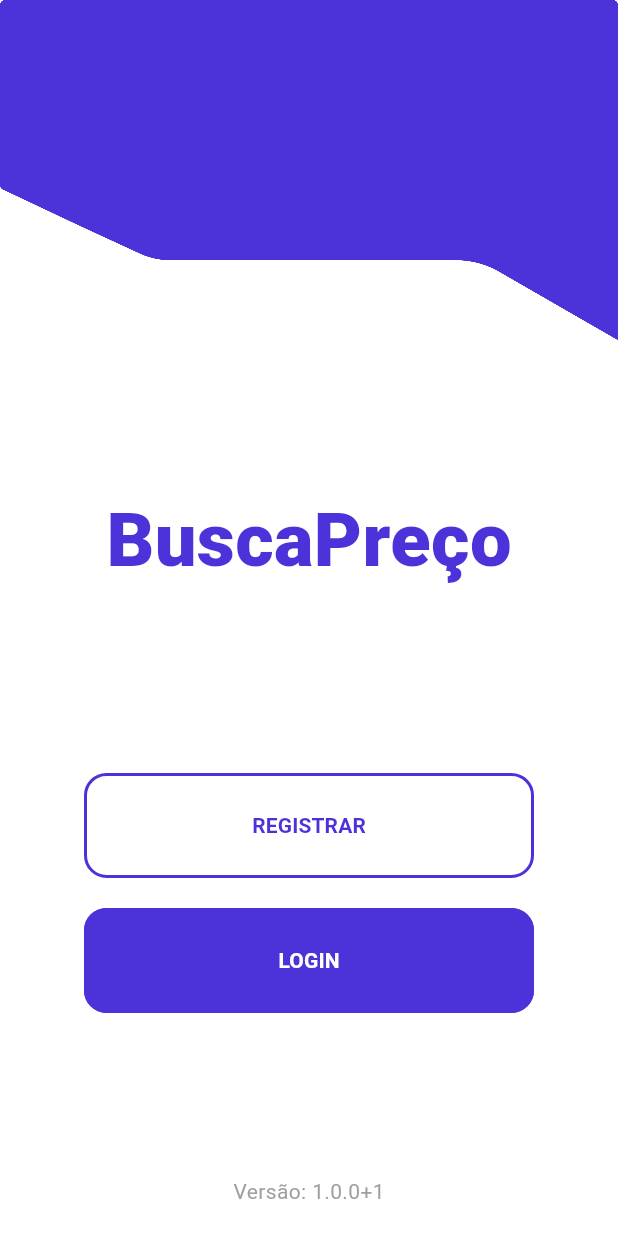
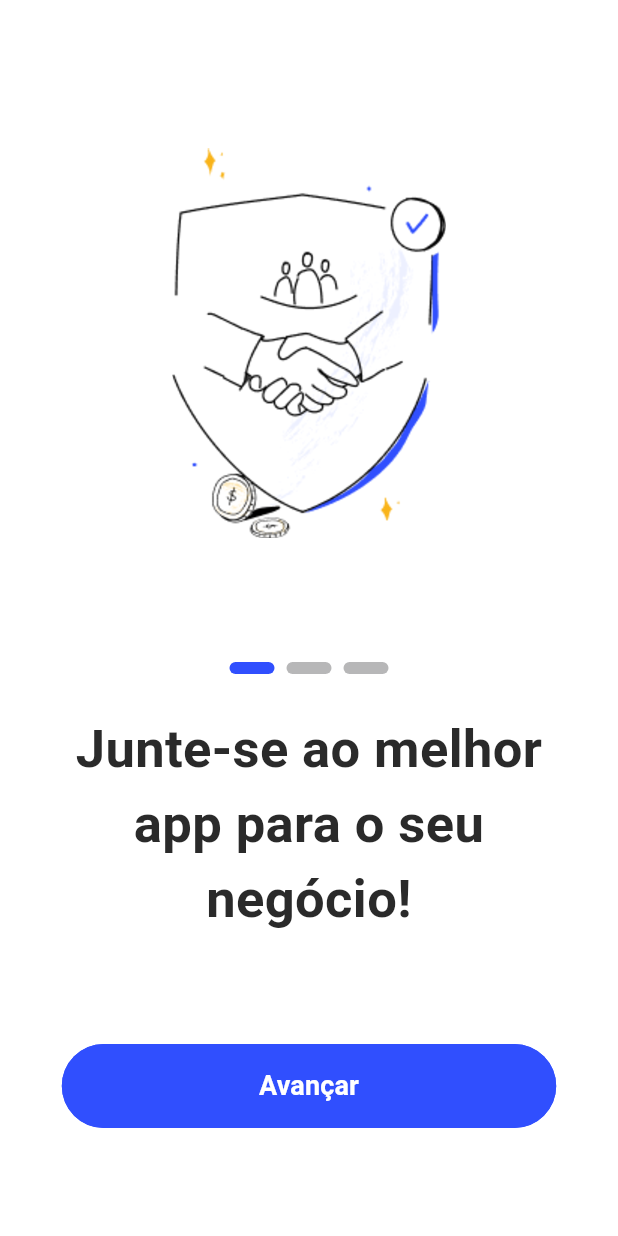
Before and after one commit to formatechsolutions/Buscador-de-pre-o, a Flutter app: the screen it shows after launch, on a phone screen of 412 x 824 dp. Run offline on Flutter 3.47's test engine with Material 3 defaults, Android fonts, the phone set to English and light mode, and no system bars; our stand-ins replace get.

Commit message:
Code Refactor

```diff
--- a/lib/core/pages/custom/app_style_configuration.dart
+++ b/lib/core/pages/custom/app_style_configuration.dart
@@ -1,7 +1,7 @@
 import 'package:flutter/material.dart';
 
 class AppStyleConfiguration {
-  static final borderRadiusButton = BorderRadius.circular(15.0);
+  static final borderRadiusButton = BorderRadius.circular(50.0);
 
   static const smallText = 15.0;
 }
--- a/lib/core/pages/custom/button/custom_button_main.dart
+++ b/lib/core/pages/custom/button/custom_button.dart
@@ -32,9 +32,7 @@ class CustomButton extends StatelessWidget {
         style: OutlinedButton.styleFrom(
           padding: EdgeInsets.all(
               buttonEnum == CustomButtonEnum.primary ? 25.0 : 15.0),
-          shape: RoundedRectangleBorder(
-            borderRadius: AppStyleConfiguration.borderRadiusButton,
-          ),
+
           side: BorderSide(
             color: colorButton,
             width: 2.0,
--- a/lib/core/pages/custom/colors_controller.dart
+++ b/lib/core/pages/custom/colors_controller.dart
@@ -12,8 +12,9 @@ class ColorController extends GetxController {
 class ColorsTheme {
   static const Color backgroundWhite = Color(0xFFFFFFFF);
   static const Color backgroundBlack = Color.fromARGB(255, 0, 0, 0);
-  static const Color primary = Color(0xFF4C33D9);
-  static const Color transparentGrey = Color.fromARGB(255, 159, 159, 160);
+  static const Color primary = Color(0xFF304FFE);
+  static const Color transparentGrey = Color.fromARGB(255, 183, 183, 184);
   static const Color textWhite = Color(0xFFFFFFFF);
   static const Color textBlack = Color(0xFF000000);
+  static const Color textGrey = Color(0xFF2A2A2A);
 }
--- a/lib/core/pages/custom/text/custom_text.dart
+++ /dev/null
@@ -1,67 +0,0 @@
-import 'package:busca_preco/core/pages/custom/app_style_configuration.dart';
-import 'package:busca_preco/core/pages/custom/colors_controller.dart';
-import 'package:flutter/material.dart';
-import 'package:package_info_plus/package_info_plus.dart';
-
-enum CustomTextEnum { primary, transparent, versionApp, small }
-
-class CustomText extends StatelessWidget {
-  final CustomTextEnum type;
-  final String? text;
-  final Color? color;
-  final TextStyle? style;
-
-  const CustomText({
-    super.key,
-    required this.type,
-    this.text,
-    this.style,
-    this.color,
-  });
-
-  @override
-  Widget build(BuildContext context) {
-    if (type == CustomTextEnum.primary) {
-      return Text(
-        text!,
-        style: TextStyle(
-          color: color,
-        ),
-      );
-    } else if (type == CustomTextEnum.transparent) {
-      return const SizedBox.shrink();
-    } else if (type == CustomTextEnum.versionApp) {
-      return Row(
-        mainAxisAlignment: MainAxisAlignment.center,
-        children: <Widget>[
-          FutureBuilder<PackageInfo>(
-            future: PackageInfo.fromPlatform(),
-            builder: (context, snapshot) {
-              if (snapshot.connectionState == ConnectionState.waiting) {
-                return const Text('');
-              } else if (snapshot.hasError) {
-                return const Text('');
-              } else {
-                final version = snapshot.data?.version ?? 'Desconhecida';
-                final buildNumber = snapshot.data?.buildNumber ?? '';
-                return CustomText(
-                  type: CustomTextEnum.primary,
-                  text: 'Versão: $version+$buildNumber',
-                  color: ColorsTheme.transparentGrey,
-                );
-              }
-            },
-          ),
-        ],
-      );
-    } else if (type == CustomTextEnum.small) {
-      return Text(
-        text!,
-        style: (style ?? const TextStyle()).copyWith(
-          fontSize: AppStyleConfiguration.smallText,
-        ),
-      );
-    }
-    return const SizedBox.shrink();
-  }
-}
--- /dev/null
+++ b/lib/core/pages/home/components/announcement_page.dart
@@ -0,0 +1,81 @@
+import 'package:busca_preco/core/pages/custom/button/custom_button.dart';
+import 'package:busca_preco/core/pages/custom/colors_controller.dart';
+import 'package:flutter/material.dart';
+import 'package:get/get.dart';
+
+class AnnouncementComponent extends StatelessWidget {
+  final RxInt currentPage = 0.obs;
+
+  AnnouncementComponent({super.key});
+
+  @override
+  Widget build(BuildContext context) {
+    final double screenHeight = MediaQuery.of(context).size.height;
+
+    return Obx(() {
+      return Container(
+        color: ColorController().backgroundColor.value,
+        child: Column(
+          mainAxisAlignment: MainAxisAlignment.start,
+          crossAxisAlignment: CrossAxisAlignment.center,
+          children: <Widget>[
+            SizedBox(height: screenHeight * 0.12),
+            const Image(
+              image: AssetImage('assets/images/Trust.png'),
+              repeat: ImageRepeat.noRepeat,
+              filterQuality: FilterQuality.high,
+              alignment: Alignment.center,
+            ),
+            SizedBox(height: screenHeight * 0.1),
+            Row(
+              mainAxisAlignment: MainAxisAlignment.center,
+              children: List.generate(3, (index) {
+                return Container(
+                  margin: const EdgeInsets.symmetric(horizontal: 4.0),
+                  width: 30,
+                  height: 8,
+                  decoration: BoxDecoration(
+                    color: currentPage.value == index
+                        ? ColorsTheme.primary
+                        : ColorsTheme.transparentGrey,
+                    borderRadius: BorderRadius.circular(10),
+                  ),
+                );
+              }),
+            ),
+            SizedBox(height: screenHeight * 0.03),
+            Text(
+              currentPage.value == 0
+                  ? "Junte-se ao melhor\napp para o seu\nnegócio!"
+                  : currentPage.value == 1
+                      ? "Organize e\nacompanhe seus\nprodutos com\nfacilidade."
+                      : "Desfrute da melhor\nperformance do\nmercado!",
+              style: const TextStyle(
+                fontSize: 35,
+                fontWeight: FontWeight.bold,
+                color: ColorsTheme.textGrey,
+              ),
+              textAlign: TextAlign.center,
+            ),
+            const Spacer(),
+            Center(
+              child: Padding(
+                padding: const EdgeInsets.symmetric(horizontal: 40.0),
+                child: CustomButton(
+                  onPressed: () {
+                    if (currentPage.value < 2) currentPage.value++;
+                  },
+                  text: currentPage.value < 2 ? 'Avançar' : 'Finalizar',
+                  colorButton: ColorsTheme.primary,
+                  colorBackground: true,
+                  buttonEnum: CustomButtonEnum.secondary,
+                ),
+              ),
+            ),
+            const Spacer(),
+          ],
+        ),
+      );
+    });
+  }
+}
--- a/lib/core/pages/home/home_page.dart
+++ b/lib/core/pages/home/home_page.dart
@@ -1,74 +1,13 @@
-// ignore_for_file: use_key_in_widget_constructors, file_names
-
-import 'package:busca_preco/core/pages/custom/button/custom_button_main.dart';
-import 'package:busca_preco/core/pages/custom/colors_controller.dart';
-import 'package:busca_preco/core/pages/custom/text/custom_text.dart';
-import 'package:busca_preco/core/routes/routes.dart';
+import 'package:busca_preco/core/pages/home/components/announcement_page.dart';
 import 'package:flutter/material.dart';
-import 'package:get/get.dart';
 
 class HomePage extends StatelessWidget {
+  const HomePage({super.key});
+
   @override
   Widget build(BuildContext context) {
-    // final double screenHeight = MediaQuery.of(context).size.height;
-    final double screenWidth = MediaQuery.of(context).size.width;
-
     return Scaffold(
-      body: Obx(
-        () => Container(
-          color: ColorController().backgroundColor.value,
-          child: Column(
-            mainAxisAlignment: MainAxisAlignment.start,
-            crossAxisAlignment: CrossAxisAlignment.center,
-            children: <Widget>[
-              const Image(
-                image: AssetImage('assets/images/rectangle.png'),
-                repeat: ImageRepeat.noRepeat,
-                filterQuality: FilterQuality.high,
-                alignment: Alignment.topCenter,
-              ),
-              const Spacer(),
-              Transform.translate(
-                offset: const Offset(0, -10),
-                child: Text(
-                  "BuscaPreço",
-                  style: TextStyle(
-                    fontSize: screenWidth * 0.12,
-                    fontFamily: 'Roboto',
-                    fontWeight: FontWeight.w900,
-                    color: ColorsTheme.primary,
-                  ),
-                ),
-              ),
-              const Spacer(),
-              SizedBox(
-                width: 300,
-                child: CustomButton(
-                  text: 'REGISTRAR',
-                  colorButton: ColorsTheme.primary,
-                  colorBackground: false,
-                  onPressed: () => Get.toNamed(Routes.register),
-                ),
-              ),
-              const SizedBox(height: 20.0),
-              SizedBox(
-                width: 300,
-                child: CustomButton(
-                  text: 'LOGIN',
-                  colorButton: ColorsTheme.primary,
-                  colorBackground: true,
-                  onPressed: () =>
-                    Get.toNamed(Routes.login),
-
-                ),
-              ),
-              const Spacer(),
-              const CustomText(type: CustomTextEnum.versionApp),
-              const SizedBox(height: 20),
-            ],
-          ),
-        ),
-      ),
+      body: AnnouncementComponent(),
     );
   }
 }
--- a/lib/core/routes/routes.dart
+++ b/lib/core/routes/routes.dart
@@ -1,6 +1,4 @@
-import 'package:busca_preco/core/pages/login/login_page.dart';
 import 'package:busca_preco/core/pages/home/home_page.dart';
-import 'package:busca_preco/core/pages/register/register_page.dart';
 import 'package:get/get.dart';
 
 class Routes {
@@ -13,13 +11,5 @@ class Routes {
       name: home,
       page: HomePage.new,
     ),
-    GetPage(
-      name: register,
-      page: RegisterPage.new,
-    ),
-    GetPage(
-      name: login,
-      page: LoginPage.new,
-    ),
   ];
 }
--- a/pubspec.yaml
+++ b/pubspec.yaml
@@ -13,6 +13,7 @@ dependencies:
   get: ^4.6.6
   package_info_plus: ^4.0.0
   flutter_secure_storage: ^9.2.2
+  shared_preferences: ^2.3.3
 
 dev_dependencies:
   flutter_test:
```
Also changed, not shown: lib/core/pages/custom/appBar/simple_app_bar.dart (deleted, +0 -19 lines), lib/core/pages/custom/input/custom_input_form.dart (deleted, +0 -71 lines), lib/core/pages/login/login_controller.dart (deleted, +0 -21 lines), lib/core/pages/login/login_page.dart (deleted, +0 -125 lines), lib/core/pages/register/register_controller.dart (deleted, +0 -22 lines), lib/core/pages/register/register_page.dart (deleted, +0 -117 lines), assets/images/Clip path group.png (added), assets/images/Trust.png (added), assets/images/secondMain.png (added), pubspec.lock, 1 other file.
